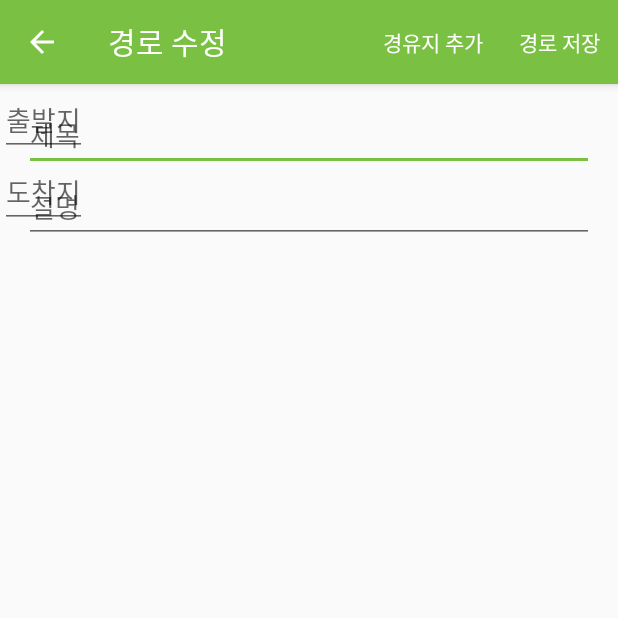
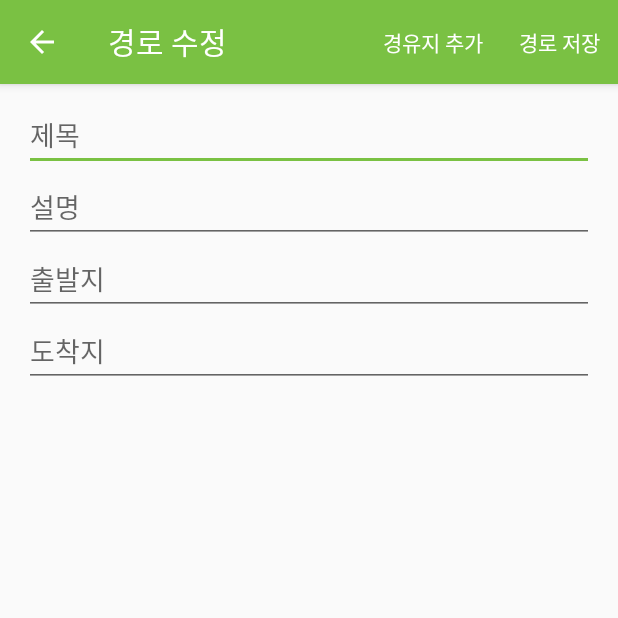
Before and after one commit to WindSekirun/ROUTE_BUILDER, an Android app: the MakeRouteActivity screen opened directly, with no data from a screen before it, on a phone screen of 412 x 824 dp, the top half of it. Run offline under Robolectric (Android 15) with nearby library versions, the phone set to English and light mode, and no system bars; our stand-ins replace ButterKnife; network calls fail.

```diff
--- a/app/src/main/res/layout/activity_route.xml
+++ b/app/src/main/res/layout/activity_route.xml
@@ -28,9 +28,9 @@
         android:layout_width="wrap_content"
         android:layout_height="wrap_content"
         android:id="@+id/start"
-        android:layout_below="@+id/linearLayout"
-        android:layout_alignStart="@+id/linearLayout"
-        android:layout_alignEnd="@+id/linearLayout"
+        android:layout_below="@+id/description"
+        android:layout_alignStart="@+id/description"
+        android:layout_alignEnd="@+id/description"
         android:hint="출발지" />
 
     <EditText
```
Also changed, not shown: app/src/main/java/com/github/windsekirun/itinerary_builder/activity/MapsActivity.java (+4 -3 lines), app/src/main/java/com/github/windsekirun/itinerary_builder/parser/Routing.java (+15 -15 lines).
